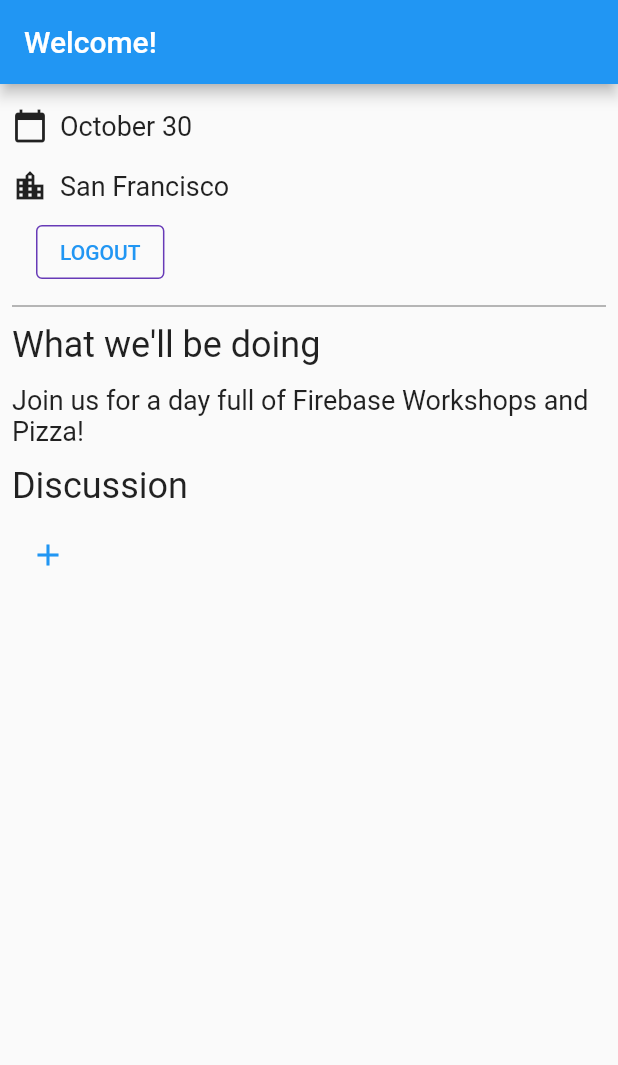
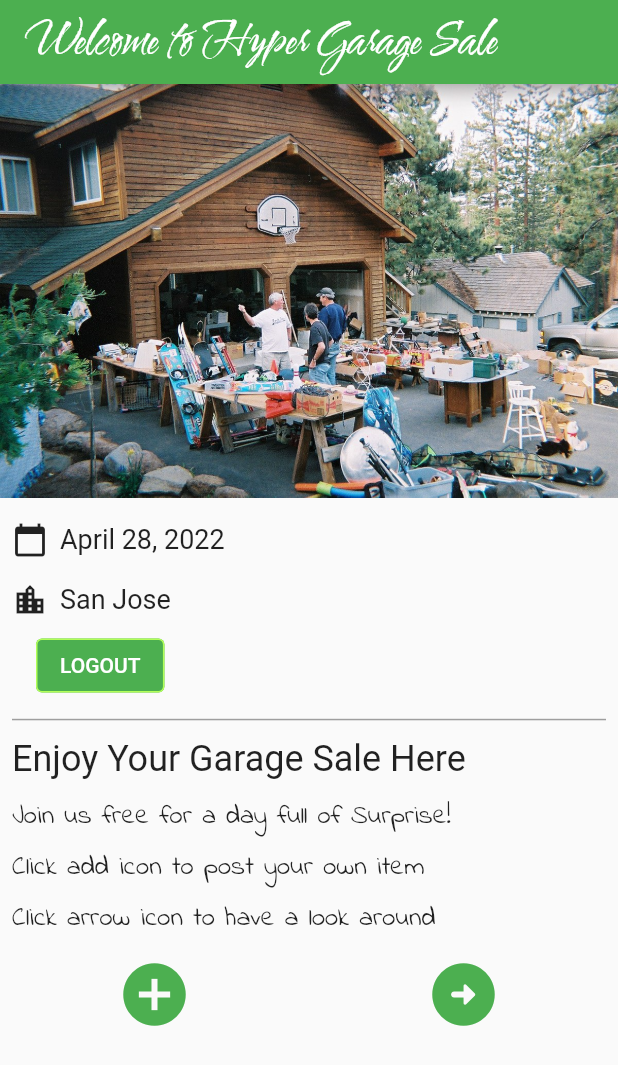
Before and after one commit to yuzequn095/HyperGarageSale, a Flutter app: the screen it shows once a user with an empty profile is signed in, on a phone screen of 412 x 824 dp. Shown: the top 1065 px of the screen. Run offline on Flutter 3.47's test engine with Material 2 defaults, Android fonts, the phone set to English and light mode, and no system bars; our stand-ins replace cloud_firestore, firebase_auth, firebase_core, firebase_storage, image_picker; accounts and stored records are empty.

```diff
--- a/lib/activity/BrowsePostsActivity.dart
+++ b/lib/activity/BrowsePostsActivity.dart
@@ -2,7 +2,7 @@ import 'package:firebase_storage/firebase_storage.dart';
 import 'package:flutter/material.dart';
 
 /*
- * Store Firebase data
+ * Store Firebase data model
  */
 class ItemPostInfo {
   ItemPostInfo(
@@ -16,12 +16,11 @@ class ItemPostInfo {
   final String path;
 }
 
+/*
+ * Item detail view model
+ */
 class ItemPostDetailModel {
   final ItemPostInfo textModel;
-  // final Image image1;
-  // final Image image2;
-  // final Image image3;
-  // final Image image4;
   var url1;
   var url2;
   var url3;
@@ -36,8 +35,6 @@ class ItemPostDetailModel {
  */
 class ItemDisplayPage extends StatefulWidget {
   const ItemDisplayPage({Key? key}) : super(key: key);
-  // const ItemDisplayPage({required this.messages});
-  // final List<ItemPostInfo> messages; // new
 
   @override
   State<ItemDisplayPage> createState() => _ItemDisplayPageState();
@@ -46,10 +43,8 @@ class ItemDisplayPage extends StatefulWidget {
 class _ItemDisplayPageState extends State<ItemDisplayPage> {
   @override
   Widget build(BuildContext context) {
-    final arguments =
-        ModalRoute.of(context)!.settings.arguments as List<ItemPostInfo>;
-    // print('length');
-    // print(arguments.length);
+    final arguments = ModalRoute.of(context)!.settings.arguments
+        as List<ItemPostInfo>; // get the argument passed in
 
     return Scaffold(
       appBar: AppBar(
@@ -62,6 +57,7 @@ class _ItemDisplayPageState extends State<ItemDisplayPage> {
             return Card(
               child: InkWell(
                 onTap: () async {
+                  // get the url for each image
                   final imagePath = arguments[index].path;
                   final imagePath1 = 'images' + imagePath + "/_image1";
                   final ref1 = FirebaseStorage.instance.ref().child(imagePath1);
@@ -129,71 +125,5 @@ class _ItemDisplayPageState extends State<ItemDisplayPage> {
         child: const Icon(Icons.add),
       ),
     );
-
-    // return Scaffold(
-    //   appBar: AppBar(
-    //     title: const Text('Hyper Garage Sale'),
-    //   ),
-    //   body: Center(
-    //     child: FutureBuilder(
-    //       future: ItemModel.readAll(), //callback to receive new passed in item
-    //       builder: (context, snapshot) {
-    //         if (snapshot.hasData == false ||
-    //             snapshot.data == null ||
-    //             snapshot.data == '') {
-    //           return const Text(
-    //               'No items found. \nPlease clock on + button to add new item.');
-    //         } // check if snapshot contains data
-    //
-    //         var _tempItemInfoList = snapshot.data as List<Info>;
-    //         // print("Temporary Info List count => " + _tempItemInfoList.length.toString());
-    //
-    //         return ListView.builder(
-    //           itemBuilder: (context, index) {
-    //             return Card(
-    //               child: Row(
-    //                 mainAxisAlignment: MainAxisAlignment.spaceBetween,
-    //                 children: <Widget>[
-    //                   Padding(
-    //                     padding: const EdgeInsets.all(8.0),
-    //                     child: Column(
-    //                       crossAxisAlignment: CrossAxisAlignment.start,
-    //                       children: <Widget>[
-    //                         Text(
-    //                           _tempItemInfoList[index].name,
-    //                           style: const TextStyle(
-    //                               fontWeight: FontWeight.bold, fontSize: 24),
-    //                         ),
-    //                         Text(
-    //                           _tempItemInfoList[index].price,
-    //                           style: const TextStyle(
-    //                               fontWeight: FontWeight.bold, fontSize: 14),
-    //                         ),
-    //                         Text(
-    //                           _tempItemInfoList[index].description,
-    //                           style: const TextStyle(
-    //                               fontWeight: FontWeight.bold, fontSize: 14),
-    //                         ),
-    //                       ],
-    //                     ),
-    //                   ),
-    //                 ],
-    //               ),
-    //             );
-    //           },
-    //           itemCount:
-    //               _tempItemInfoList == null ? 0 : _tempItemInfoList.length,
-    //         );
-    //       }, // builder
-    //     ),
-    //   ),
-    //   floatingActionButton: FloatingActionButton(
-    //     onPressed: () {
-    //       Navigator.pushNamed(context, '/postNewItem');
-    //     },
-    //     tooltip: 'Post New Item',
-    //     child: const Icon(Icons.add),
-    //   ),
-    // );
   }
 }
--- a/lib/activity/ImageDisplayActivity.dart
+++ b/lib/activity/ImageDisplayActivity.dart
@@ -1,5 +1,8 @@
 import 'package:flutter/material.dart';
 
+/*
+ * This page is for image review in full screen size
+ */
 class FullScreenImagePage extends StatelessWidget {
   const FullScreenImagePage({Key? key}) : super(key: key);
 
--- a/lib/activity/NewPostActivityForm.dart
+++ b/lib/activity/NewPostActivityForm.dart
@@ -161,7 +161,7 @@ class _PostNewItemFormState extends State<PostNewItemForm> {
                           ScaffoldMessenger.of(context)
                               .showSnackBar(postSuccessfullySnackBar);
 
-                          uploadImage();
+                          uploadImage(); // upload images to Firebase
                         }
                       },
                       child: const Text('Post Item'))),
@@ -293,6 +293,7 @@ class _PostNewItemFormState extends State<PostNewItemForm> {
     }
   }
 
+  // upload images to specific folder in Firebase
   uploadImage() async {
     final _firebaseStorage = FirebaseStorage.instance;
     String imageFolder = path;
--- a/lib/activity/PostDetailActivity.dart
+++ b/lib/activity/PostDetailActivity.dart
@@ -2,6 +2,9 @@ import 'package:flutter/material.dart';
 
 import 'BrowsePostsActivity.dart';
 
+/*
+ * The page is for a specific item view
+ */
 class PostDetailPage extends StatefulWidget {
   const PostDetailPage({Key? key}) : super(key: key);
 
@@ -14,6 +17,8 @@ class _PostDetailPageState extends State<PostDetailPage> {
   Widget build(BuildContext context) {
     final postItem =
         ModalRoute.of(context)!.settings.arguments as ItemPostDetailModel;
+
+    // set up the four images
     Image image1 =
         Image.network(postItem.url1, width: 75, height: 75, fit: BoxFit.fill);
     Image image2 =
--- a/lib/main.dart
+++ b/lib/main.dart
@@ -1,18 +1,18 @@
-import 'dart:async'; // new
+import 'dart:async';
 
 import 'package:cloud_firestore/cloud_firestore.dart';
-import 'package:firebase_auth/firebase_auth.dart'; // new
-import 'package:firebase_core/firebase_core.dart'; // new
+import 'package:firebase_auth/firebase_auth.dart';
+import 'package:firebase_core/firebase_core.dart';
 import 'package:flutter/material.dart';
 import 'package:hyper_garage_sale/activity/NewPostActivity.dart';
 import 'package:hyper_garage_sale/activity/PostDetailActivity.dart';
 import 'package:hyper_garage_sale/utility/authentication.dart';
 import 'package:hyper_garage_sale/utility/widgets.dart';
-import 'package:provider/provider.dart'; // new
+import 'package:provider/provider.dart';
 
 import 'activity/BrowsePostsActivity.dart';
 import 'activity/ImageDisplayActivity.dart';
-import 'utility/firebase_options.dart'; // new
+import 'utility/firebase_options.dart';
 
 // entrance for the whole project
 void main() {
@@ -34,20 +34,35 @@ class MyApp extends StatelessWidget {
     return MaterialApp(
         title: 'Hyper Garage Sale',
         theme: ThemeData(
-          primarySwatch: Colors.blue,
+          primarySwatch: Colors.green,
+          elevatedButtonTheme: ElevatedButtonThemeData(
+            style: ElevatedButton.styleFrom(
+              primary: Colors.green, // Button color
+              onPrimary: Colors.white, // Text color
+            ),
+          ),
         ),
         // home: const ItemDisplayPage(),
         home: const HomePage(),
+        debugShowCheckedModeBanner: false,
         initialRoute: '/',
         routes: {
-          '/viewItemList': (context) => const ItemDisplayPage(),
-          '/postNewItem': (context) => const PostNewItemPage(),
-          '/viewPostDetail': (context) => const PostDetailPage(),
-          '/viewFullScreenImage': (context) => const FullScreenImagePage(),
+          '/viewItemList': (context) =>
+              const ItemDisplayPage(), // page to view all items posted
+          '/postNewItem': (context) =>
+              const PostNewItemPage(), // page to post new item
+          '/viewPostDetail': (context) =>
+              const PostDetailPage(), // page to view item posted detail
+          '/viewFullScreenImage': (context) =>
+              const FullScreenImagePage(), // page to view full screen image
         });
   }
 }
 
+/*
+ * Homepage
+ * Contains sign up/log in UI
+ */
 class HomePage extends StatelessWidget {
   const HomePage({Key? key}) : super(key: key);
 
@@ -55,15 +70,19 @@ class HomePage extends StatelessWidget {
   Widget build(BuildContext context) {
     return Scaffold(
       appBar: AppBar(
-        title: const Text('Welcome!'),
+        title: const Text(
+          'Welcome to Hyper Garage Sale',
+          style: TextStyle(fontFamily: 'WaterBrush', fontSize: 30),
+        ),
       ),
       body: ListView(
         children: <Widget>[
-          // Image.asset('assets/codelab.png'),
+          Image.asset('lib/assets/garage_sale_image1.jpg'),
           const SizedBox(height: 8),
-          const IconAndDetail(Icons.calendar_today, 'October 30'),
-          const IconAndDetail(Icons.location_city, 'San Francisco'),
+          const IconAndDetail(Icons.calendar_today, 'April 28, 2022'),
+          const IconAndDetail(Icons.location_city, 'San Jose'),
           Consumer<ApplicationState>(
+            // Authentication Consumer
             builder: (context, appState, _) => Authentication(
               email: appState.email,
               loginState: appState.loginState,
@@ -82,22 +101,43 @@ class HomePage extends StatelessWidget {
             endIndent: 8,
             color: Colors.grey,
           ),
-          const Header("What we'll be doing"),
+          const Header("Enjoy Your Garage Sale Here"),
           const Paragraph(
-            'Join us for a day full of Firebase Workshops and Pizza!',
+            'Join us free for a day full of Surprise!',
           ),
           Consumer<ApplicationState>(
             builder: (context, appState, _) => Column(
               crossAxisAlignment: CrossAxisAlignment.start,
               children: [
                 if (appState.loginState == ApplicationLoginState.loggedIn) ...[
-                  const Header('Discussion'),
-                  TextButton(
-                    onPressed: () {
-                      Navigator.pushNamed(context, '/viewItemList',
-                          arguments: appState.itemInfoLists);
-                    },
-                    child: const Icon(Icons.add),
+                  const Paragraph('Click add icon to post your own item'),
+                  const Paragraph('Click arrow icon to have a look around'),
+                  Center(
+                    child: Row(
+                      mainAxisAlignment: MainAxisAlignment.spaceAround,
+                      children: [
+                        TextButton(
+                          onPressed: () {
+                            Navigator.pushNamed(context, '/postNewItem',
+                                arguments: appState.itemInfoLists);
+                          },
+                          child: const Icon(
+                            Icons.add_circle,
+                            size: 50.0,
+                          ),
+                        ),
+                        TextButton(
+                          onPressed: () {
+                            Navigator.pushNamed(context, '/viewItemList',
+                                arguments: appState.itemInfoLists);
+                          },
+                          child: const Icon(
+                            Icons.arrow_circle_right_rounded,
+                            size: 50.0,
+                          ),
+                        ),
+                      ],
+                    ),
                   ),
                 ],
               ],
@@ -117,6 +157,10 @@ class ApplicationState extends ChangeNotifier {
     init();
   }
 
+  /*
+   * Upload item information to Firebase
+   * path: we will use this to pair images
+   */
   Future<DocumentReference> addInfoToItemView(
       String name, String price, String description, String path) {
     if (_loginState != ApplicationLoginState.loggedIn) {
@@ -161,10 +205,6 @@ class ApplicationState extends ChangeNotifier {
               ),
             );
           }
-          print('In main');
-          print(_itemInfoLists.length);
-          print(_itemInfoLists[0].name);
-          print(_itemInfoLists[1].name);
           notifyListeners();
         });
       } else {
--- a/lib/utility/authentication.dart
+++ b/lib/utility/authentication.dart
@@ -55,7 +55,7 @@ class Authentication extends StatelessWidget {
                 onPressed: () {
                   startLoginFlow();
                 },
-                child: const Text('RSVP'),
+                child: const Text('Join Us'),
               ),
             ),
           ],
--- a/lib/utility/widgets.dart
+++ b/lib/utility/widgets.dart
@@ -22,7 +22,7 @@ class Paragraph extends StatelessWidget {
         padding: const EdgeInsets.symmetric(horizontal: 8, vertical: 4),
         child: Text(
           content,
-          style: const TextStyle(fontSize: 18),
+          style: const TextStyle(fontFamily: 'IndieFlower', fontSize: 18),
         ),
       );
 }
@@ -56,7 +56,9 @@ class StyledButton extends StatelessWidget {
   @override
   Widget build(BuildContext context) => OutlinedButton(
         style: OutlinedButton.styleFrom(
-            side: const BorderSide(color: Colors.deepPurple)),
+            primary: Colors.white,
+            backgroundColor: Colors.green,
+            side: const BorderSide(color: Colors.lightGreenAccent)),
         onPressed: onPressed,
         child: child,
       );
```
Also changed, not shown: pubspec.yaml (+12 -12 lines), diagram/ControlFlow.png (added), lib/assets/garage_sale_image1.jpg (added), lib/fonts/IndieFlower-Regular.ttf (added), lib/fonts/Tapestry-Regular.ttf (added), lib/fonts/WaterBrush-Regular.ttf (added), pubspec.lock, 3 other files.
